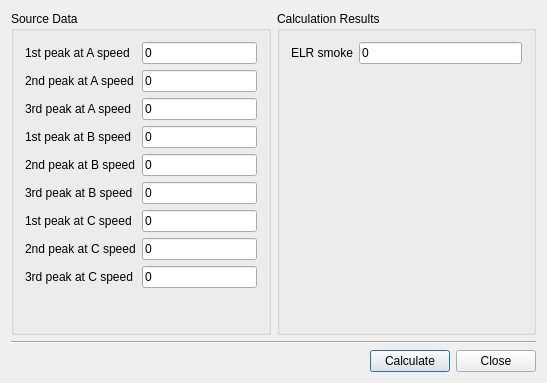
The window that Qr49/elrsmokecalcdialog.ui (pa23/r49) describes before a commit, drawn with Qt 5.
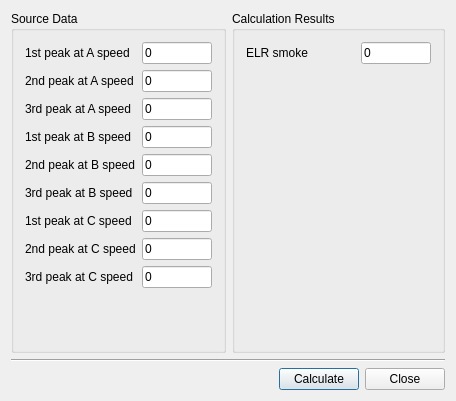
The same window after the commit. Icons and pictures are not drawn.

Patch:
```diff
--- a/Qr49/elrsmokecalcdialog.ui
+++ b/Qr49/elrsmokecalcdialog.ui
@@ -9,8 +9,8 @@
    <rect>
     <x>0</x>
     <y>0</y>
-    <width>547</width>
-    <height>383</height>
+    <width>456</width>
+    <height>401</height>
    </rect>
   </property>
   <property name="focusPolicy">
@@ -45,6 +45,18 @@
             </item>
             <item row="0" column="1">
              <widget class="QLineEdit" name="lineEdit_fA">
+              <property name="minimumSize">
+               <size>
+                <width>70</width>
+                <height>0</height>
+               </size>
+              </property>
+              <property name="maximumSize">
+               <size>
+                <width>70</width>
+                <height>16777215</height>
+               </size>
+              </property>
               <property name="text">
                <string>0</string>
               </property>
@@ -62,6 +74,18 @@
             </item>
             <item row="1" column="1">
              <widget class="QLineEdit" name="lineEdit_sA">
+              <property name="minimumSize">
+               <size>
+                <width>70</width>
+                <height>0</height>
+               </size>
+              </property>
+              <property name="maximumSize">
+               <size>
+                <width>70</width>
+                <height>16777215</height>
+               </size>
+              </property>
               <property name="text">
                <string>0</string>
               </property>
@@ -79,6 +103,18 @@
             </item>
             <item row="2" column="1">
              <widget class="QLineEdit" name="lineEdit_tA">
+              <property name="minimumSize">
+               <size>
+                <width>70</width>
+                <height>0</height>
+               </size>
+              </property>
+              <property name="maximumSize">
+               <size>
+                <width>70</width>
+                <height>16777215</height>
+               </size>
+              </property>
               <property name="text">
                <string>0</string>
               </property>
@@ -96,6 +132,18 @@
             </item>
             <item row="3" column="1">
              <widget class="QLineEdit" name="lineEdit_fB">
+              <property name="minimumSize">
+               <size>
+                <width>70</width>
+                <height>0</height>
+               </size>
+              </property>
+              <property name="maximumSize">
+               <size>
+                <width>70</width>
+                <height>16777215</height>
+               </size>
+              </property>
               <property name="text">
                <string>0</string>
               </property>
@@ -113,6 +161,18 @@
             </item>
             <item row="4" column="1">
              <widget class="QLineEdit" name="lineEdit_sB">
+              <property name="minimumSize">
+               <size>
+                <width>70</width>
+                <height>0</height>
+               </size>
+              </property>
+              <property name="maximumSize">
+               <size>
+                <width>70</width>
+                <height>16777215</height>
+               </size>
+              </property>
               <property name="text">
                <string>0</string>
               </property>
@@ -130,6 +190,18 @@
             </item>
             <item row="5" column="1">
              <widget class="QLineEdit" name="lineEdit_tB">
+              <property name="minimumSize">
+               <size>
+                <width>70</width>
+                <height>0</height>
+               </size>
+              </property>
+              <property name="maximumSize">
+               <size>
+                <width>70</width>
+                <height>16777215</height>
+               </size>
+              </property>
               <property name="text">
                <string>0</string>
               </property>
@@ -147,6 +219,18 @@
             </item>
             <item row="6" column="1">
              <widget class="QLineEdit" name="lineEdit_fC">
+              <property name="minimumSize">
+               <size>
+                <width>70</width>
+                <height>0</height>
+               </size>
+              </property>
+              <property name="maximumSize">
+               <size>
+                <width>70</width>
+                <height>16777215</height>
+               </size>
+              </property>
               <property name="text">
                <string>0</string>
               </property>
@@ -164,6 +248,18 @@
             </item>
             <item row="7" column="1">
              <widget class="QLineEdit" name="lineEdit_sC">
+              <property name="minimumSize">
+               <size>
+                <width>70</width>
+                <height>0</height>
+               </size>
+              </property>
+              <property name="maximumSize">
+               <size>
+                <width>70</width>
+                <height>16777215</height>
+               </size>
+              </property>
               <property name="text">
                <string>0</string>
               </property>
@@ -181,6 +277,18 @@
             </item>
             <item row="8" column="1">
              <widget class="QLineEdit" name="lineEdit_tC">
+              <property name="minimumSize">
+               <size>
+                <width>70</width>
+                <height>0</height>
+               </size>
+              </property>
+              <property name="maximumSize">
+               <size>
+                <width>70</width>
+                <height>16777215</height>
+               </size>
+              </property>
               <property name="text">
                <string>0</string>
               </property>
@@ -224,6 +332,18 @@
             </item>
             <item row="0" column="1">
              <widget class="QLineEdit" name="lineEdit_ELRsmoke">
+              <property name="minimumSize">
+               <size>
+                <width>70</width>
+                <height>0</height>
+               </size>
+              </property>
+              <property name="maximumSize">
+               <size>
+                <width>70</width>
+                <height>16777215</height>
+               </size>
+              </property>
               <property name="text">
                <string>0</string>
               </property>
```
